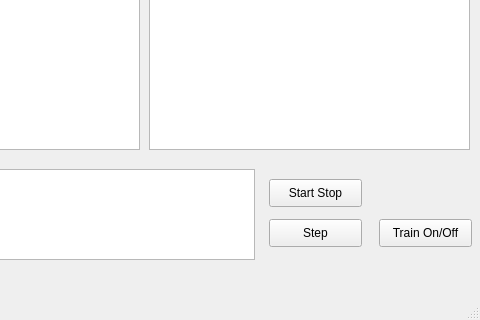
Above: mainwindow.ui from SebastianSchwank/Genesis before the change; both pictures show x 351 to 831 and y 428 to 748 of the 831 by 748 pixel window. Below: the same form after it.
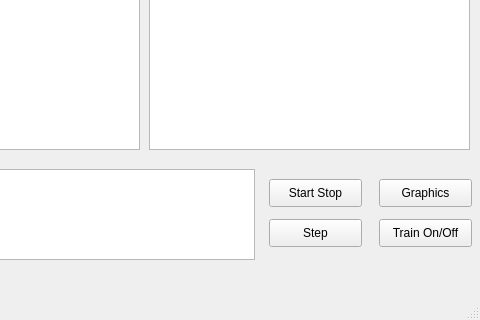
That is the form after the change.

```diff
--- a/mainwindow.ui
+++ b/mainwindow.ui
@@ -83,6 +83,19 @@
      <string>Train On/Off</string>
     </property>
    </widget>
+   <widget class="QPushButton" name="pushButton_4">
+    <property name="geometry">
+     <rect>
+      <x>730</x>
+      <y>590</y>
+      <width>93</width>
+      <height>28</height>
+     </rect>
+    </property>
+    <property name="text">
+     <string>Graphics</string>
+    </property>
+   </widget>
   </widget>
   <widget class="QMenuBar" name="menuBar">
    <property name="geometry">
```
